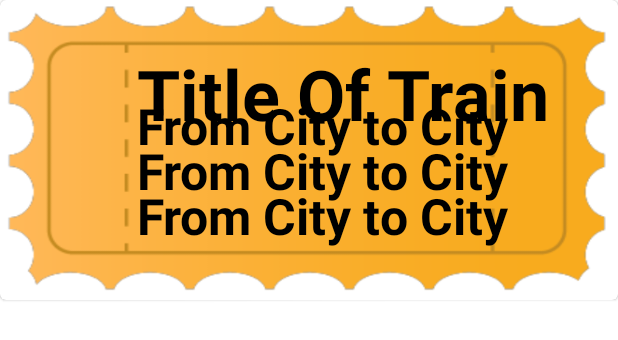
After one commit to PhenoZiggy/TravelerAndroidApp, an Android app built with Jetpack Compose: the layout item_train.xml on its own in the app's theme, with its tools: preview values and no code run, on a phone screen of 412 x 824 dp. The commit adds this screen. Shown: the top 340 px of the screen. Run offline under Robolectric (Android 15) with nearby library versions, the phone set to English and light mode, and no system bars.

Commit message:
Fetch trains UI

```diff
--- a/app/build.gradle.kts
+++ b/app/build.gradle.kts
@@ -108,4 +108,8 @@ dependencies {
     //andorid nav archtcture
     implementation("androidx.navigation:navigation-fragment-ktx:2.7.3")
     implementation("androidx.navigation:navigation-ui-ktx:2.7.3")
+
+    implementation("com.xwray:groupie:2.3.0")
+    implementation("com.xwray:groupie-kotlin-android-extensions:2.3.0")
+    implementation("com.xwray:groupie-databinding:2.3.0")
 }
--- /dev/null
+++ b/app/src/main/res/layout/item_train.xml
@@ -0,0 +1,79 @@
+<?xml version="1.0" encoding="utf-8"?>
+<layout
+    xmlns:android="http://schemas.android.com/apk/res/android"
+    xmlns:tools="http://schemas.android.com/tools"
+    >
+    <data>
+        <variable
+            name="train"
+            type="com.example.traveler.data.db.entities.Train" />
+    </data>
+    <com.google.android.material.card.MaterialCardView
+        android:layout_width="match_parent"
+        android:layout_height="wrap_content">
+        <RelativeLayout
+            android:layout_width="wrap_content"
+            android:layout_height="200dp"
+            android:padding="1dp"
+            android:background="@drawable/ticketbg">
+
+            <TextView
+                android:id="@+id/train"
+                android:layout_marginTop="30dp"
+                android:layout_marginLeft="90dp"
+                android:layout_width="match_parent"
+                android:layout_height="wrap_content"
+                android:text="@{`'`+train.trainName+`'`}"
+                android:textAppearance="@style/Theme.AppCompat"
+                android:textColor="@color/black"
+                android:textStyle="bold"
+                android:textSize="70px"
+                tools:text="Title Of Train" />
+            <TextView
+                android:id="@+id/fromTo"
+                android:layout_marginTop="60dp"
+                android:layout_marginLeft="90dp"
+                android:layout_width="match_parent"
+                android:layout_height="wrap_content"
+                android:text="@{`From ` + train.startStation + `To ` + train.endStation}"
+                android:textAppearance="@style/Theme.AppCompat"
+                android:textColor="@color/black"
+                android:textStyle="bold"
+                android:textSize="50px"
+                tools:text="From City to City" />
+            <TextView
+                android:id="@+id/startAndEndTime"
+                android:layout_marginTop="90dp"
+                android:layout_marginLeft="90dp"
+                android:layout_width="match_parent"
+                android:layout_height="wrap_content"
+                android:text="@{`Starting at ` + train.startTime + `\nEnd At : ` + train.endTime}"
+                android:textAppearance="@style/Theme.AppCompat"
+                android:textColor="@color/black"
+                android:textStyle="bold"
+                android:textSize="50px"
+                tools:text="From City to City" />
+
+            <TextView
+                android:id="@+id/capacity"
+                android:layout_marginTop="120dp"
+                android:layout_marginLeft="90dp"
+                android:layout_width="match_parent"
+                android:layout_height="wrap_content"
+                android:text="@{`Capacity :  ` + train.seats}"
+                android:textAppearance="@style/Theme.AppCompat"
+                android:textColor="@color/black"
+                android:textStyle="bold"
+                android:textSize="50px"
+                tools:text="From City to City" />
+
+            <Button
+                android:layout_width="wrap_content"
+                android:layout_height="wrap_content"
+                android:text="Book Now"
+                android:visibility="gone"/>
+        </RelativeLayout>
+    </com.google.android.material.card.MaterialCardView>
+
+
+</layout>
--- a/app/src/main/res/values/themes.xml
+++ b/app/src/main/res/values/themes.xml
@@ -1,6 +1,6 @@
 <?xml version="1.0" encoding="utf-8"?>
 <resources>
-    <style name="Theme.Traveler" parent="Theme.AppCompat.Light.DarkActionBar">
+        <style name="Theme.Traveler" parent="Theme.MaterialComponents.Light.DarkActionBar">
         <item name="windowActionBar">false</item>
         <item name="windowNoTitle">true</item>
     </style>
--- a/settings.gradle.kts
+++ b/settings.gradle.kts
@@ -10,6 +10,8 @@ dependencyResolutionManagement {
     repositories {
         google()
         mavenCentral()
+        maven { setUrl("https://jitpack.io"); url }
+        jcenter()
     }
 }
 
```
Also changed, not shown: app/src/main/java/com/example/traveler/uis/home/trains/TrainFragment.kt (+35 -11 lines), app/src/main/java/com/example/traveler/uis/home/trains/TrainItem.kt (added, +18 -0 lines), app/src/main/res/layout/fragment_train.xml (+11 -4 lines), app/src/main/res/drawable/ticketbg.png (added).
